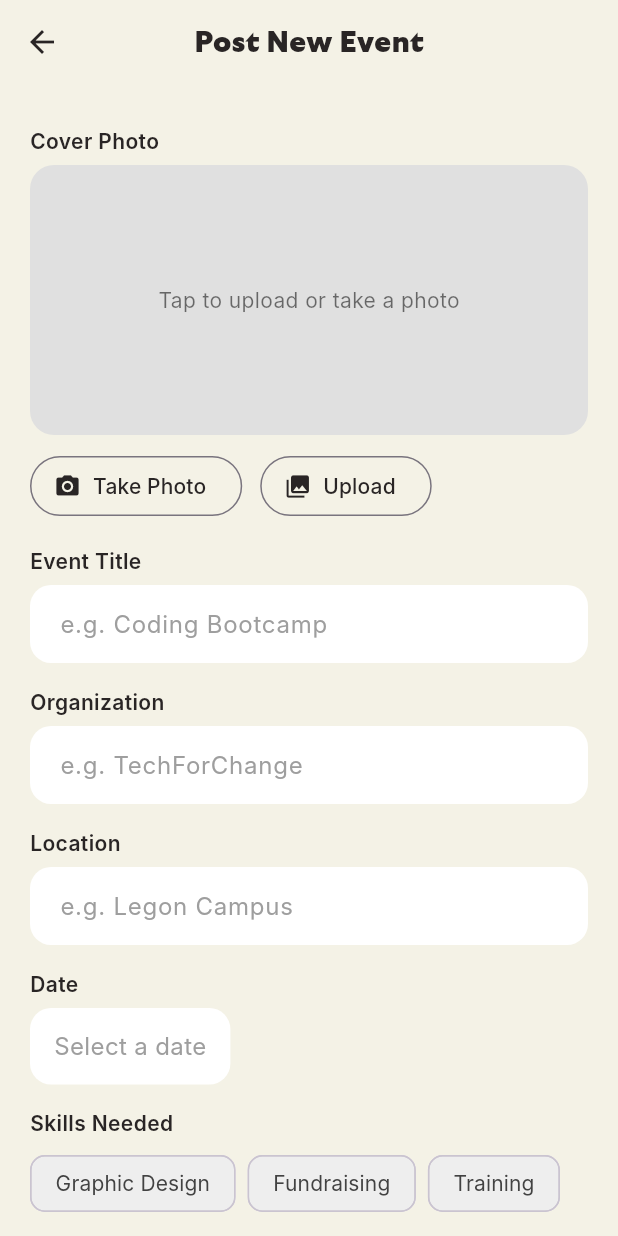
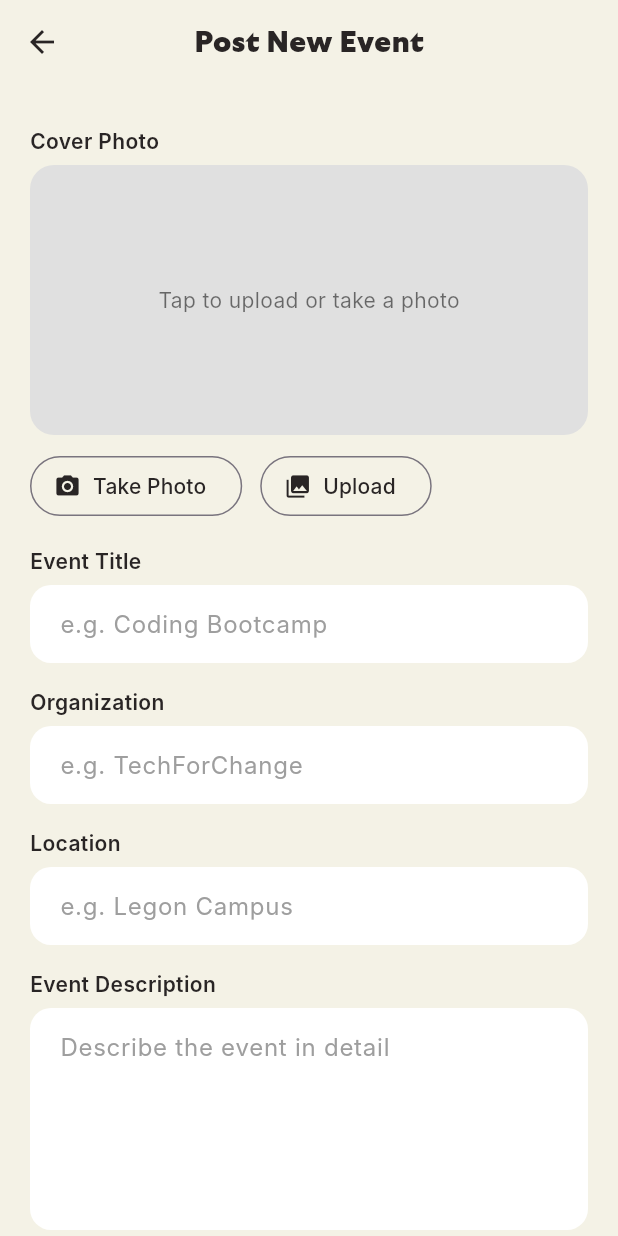
Before and after one commit to kwamenaduker/final-catchafire, a Flutter app: the PostPage screen opened directly, on a phone screen of 412 x 824 dp. Run offline on Flutter 3.47's test engine with Material 3 defaults, Android fonts, the phone set to English and light mode, and no system bars; our stand-ins replace cloud_firestore, firebase_auth, firebase_core, firebase_storage, geolocator, google_maps_flutter and 3 more; accounts and stored records are empty; Roboto replaces fonts that are missing (Inter).

Commit message:
description field in post

```diff
--- a/lib/screens/post.dart
+++ b/lib/screens/post.dart
@@ -24,6 +24,7 @@ class _PostPageState extends State<PostPage> {
   final _titleController = TextEditingController();
   final _orgController = TextEditingController();
   final _locationController = TextEditingController();
+  final _descriptionController = TextEditingController();
   DateTime? _selectedDate;
 
   final List<String> _allSkills = [
@@ -121,6 +122,7 @@ class _PostPageState extends State<PostPage> {
         'title': _titleController.text.trim(),
         'organization': _orgController.text.trim(),
         'location': _locationController.text.trim(),
+        'description': _descriptionController.text.trim(),
         'date': _selectedDate,
         'imageUrl': imageUrl,
         'latitude': lat,
@@ -144,6 +146,7 @@ class _PostPageState extends State<PostPage> {
           _titleController.clear();
           _orgController.clear();
           _locationController.clear();
+          _descriptionController.clear();
           _selectedDate = null;
           _selectedSkills.clear();
         });
@@ -338,6 +341,12 @@ class _PostPageState extends State<PostPage> {
               controller: _locationController,
               decoration: _inputStyle("e.g. Legon Campus"),
             ),
+            _buildLabel("Event Description"),
+            TextField(
+              controller: _descriptionController,
+              decoration: _inputStyle("Describe the event in detail"),
+              maxLines: 5, // Allow multiple lines for the description
+            ),
             _buildLabel("Date"),
             GestureDetector(
               onTap: _selectDate,
```
